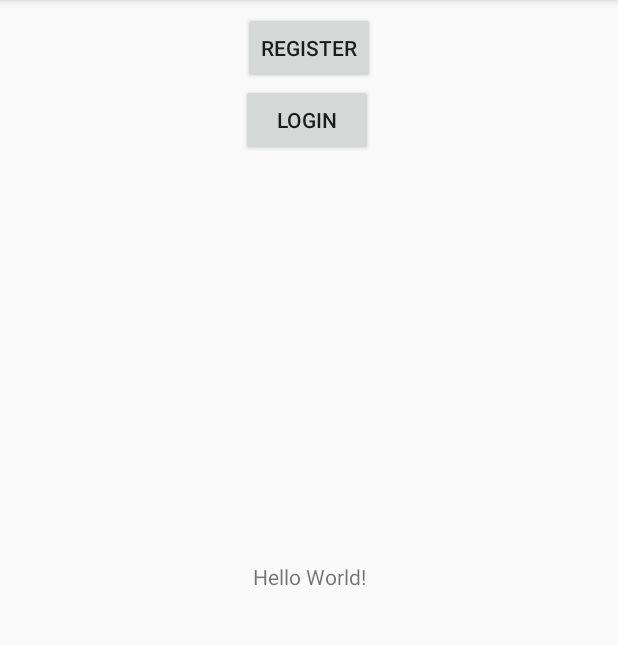
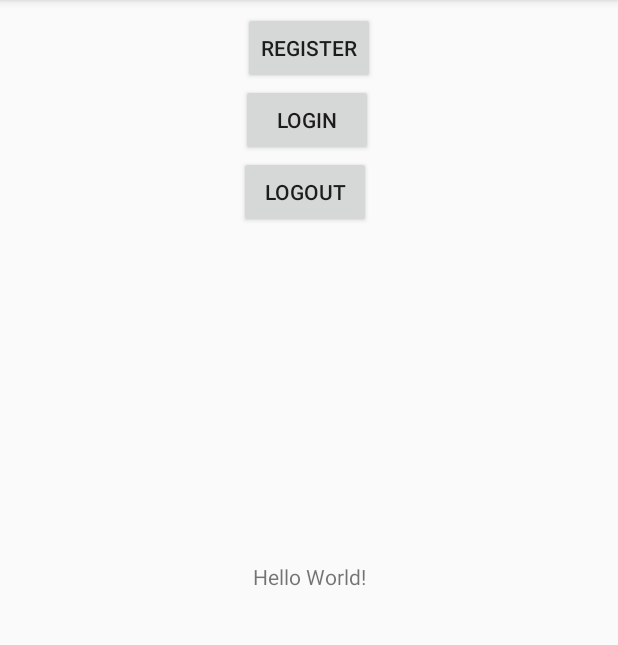
Before and after one commit to schelle14/BattleFood, an Android app: the screen it shows after launch (MainActivity), on a phone screen of 412 x 824 dp, the part 84-729 px from its top. Run offline under Robolectric (Android 15) with nearby library versions, the phone set to English and light mode, and no system bars; our stand-ins replace Firebase (no records; nobody signed in at launch, a user with empty details on screens opened directly).

Commit message:
Logout button added [mw, dd]

```diff
--- a/app/src/main/AndroidManifest.xml
+++ b/app/src/main/AndroidManifest.xml
@@ -26,7 +26,11 @@
                 <category android:name="android.intent.category.LAUNCHER" />
             </intent-filter>
         </activity>
-        <activity android:name=".Login"></activity>
+        <activity android:name=".Login">
+            <intent-filter>
+                <category android:name="android.intent.category.LAUNCHER" />
+            </intent-filter>
+        </activity>
     </application>
 
 </manifest>
--- a/app/src/main/java/at/xp2_2017/battlefood/Login.java
+++ b/app/src/main/java/at/xp2_2017/battlefood/Login.java
@@ -46,7 +46,7 @@ public class Login extends AppCompatActivity implements View.OnClickListener{
                     //Switch to Mainactivity page
                     txtcheckLogin.setText("Sucess");
                     //CHANGE TO REGISTRATION TO START
-                   //startActivity(new Intent(Login.this, RegistrationUI.class));
+                   startActivity(new Intent(Login.this, MainActivity.class));
 
                 }
             }
@@ -82,6 +82,6 @@ public class Login extends AppCompatActivity implements View.OnClickListener{
 
     @Override
     public void onClick(View v) {
-
+        startSignIn();
     }
 }
--- a/app/src/main/java/at/xp2_2017/battlefood/MainActivity.java
+++ b/app/src/main/java/at/xp2_2017/battlefood/MainActivity.java
@@ -6,12 +6,15 @@ import android.os.Bundle;
 import android.view.View;
 import android.widget.Button;
 
+import com.google.firebase.auth.FirebaseAuth;
+
 import static android.R.attr.onClick;
 
 public class MainActivity extends AppCompatActivity implements View.OnClickListener {
 
     public Button buttonReg;
     public Button buttonLogin;
+    public Button buttonLogout;
 
     public void init() {
         buttonLogin = (Button) findViewById(R.id.btnLoginStart);
@@ -33,6 +36,14 @@ public class MainActivity extends AppCompatActivity implements View.OnClickListe
 
         });
 
+        buttonLogout = (Button) findViewById(R.id.btnLogout);
+        buttonLogout.setOnClickListener(new View.OnClickListener() {
+            @Override
+            public void onClick(View v) {
+                FirebaseAuth.getInstance().signOut();
+            }
+        });
+
     }
 
     @Override
--- a/app/src/main/res/layout/activity_main.xml
+++ b/app/src/main/res/layout/activity_main.xml
@@ -42,4 +42,15 @@
         app:layout_constraintRight_toRightOf="@+id/buttonReg"
         app:layout_constraintTop_toBottomOf="@+id/buttonReg" />
 
+    <Button
+        android:id="@+id/btnLogout"
+        android:layout_width="wrap_content"
+        android:layout_height="wrap_content"
+        android:layout_marginEnd="1dp"
+        android:text="Logout"
+        app:layout_constraintRight_toRightOf="@+id/btnLoginStart"
+        app:layout_constraintTop_toBottomOf="@+id/btnLoginStart"
+        tools:layout_constraintRight_creator="1"
+        tools:layout_constraintTop_creator="1" />
+
 </android.support.constraint.ConstraintLayout>
```
